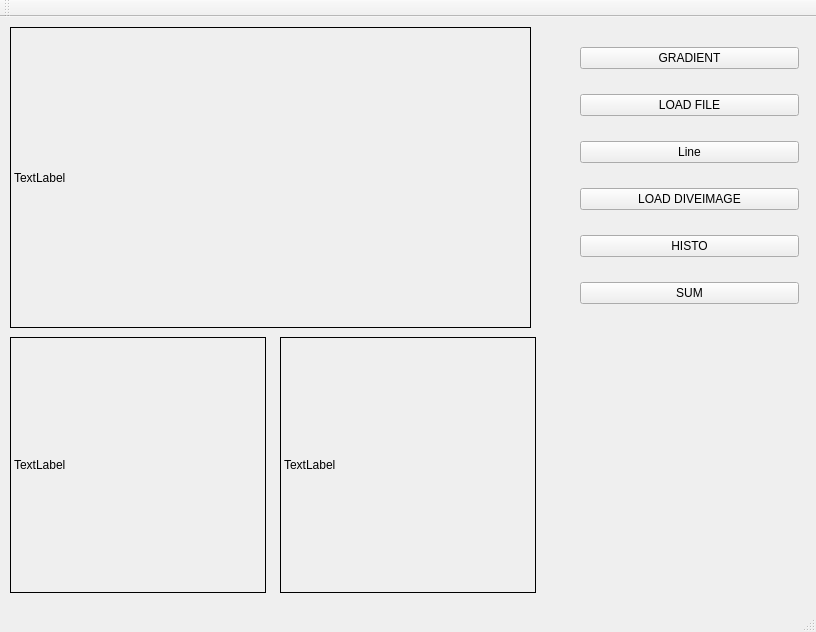
Above: tests.qt/tests_qt/app/mainwindow.ui from codex-tk/libcodex before the change. Below: the same form after it.
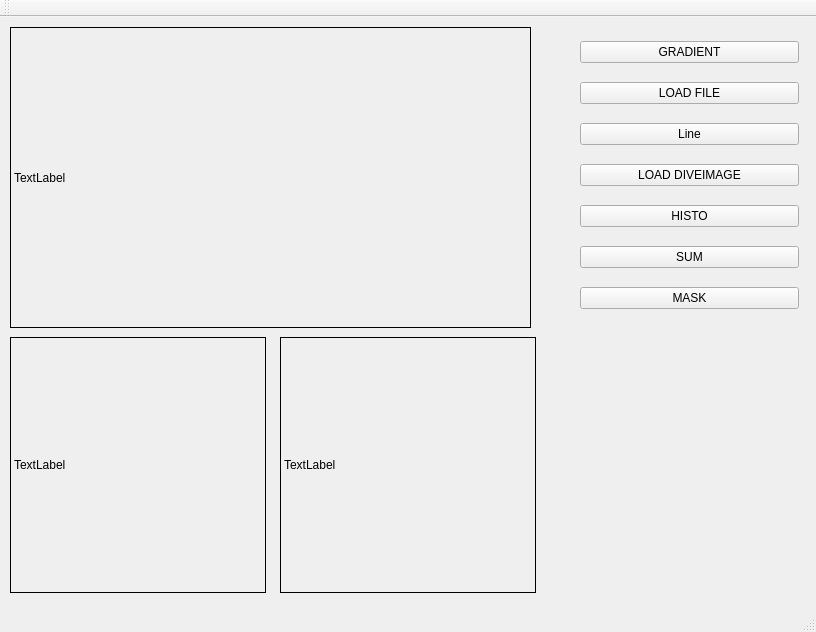
That is the form after the change.

The edit to the form file:
```diff
--- a/tests.qt/tests_qt/app/mainwindow.ui
+++ b/tests.qt/tests_qt/app/mainwindow.ui
@@ -114,6 +114,13 @@
        </property>
       </widget>
      </item>
+     <item>
+      <widget class="QPushButton" name="pushButton_7">
+       <property name="text">
+        <string>MASK</string>
+       </property>
+      </widget>
+     </item>
     </layout>
    </widget>
   </widget>
```
Left out of the diff: 2 changed lines with no effect on the pictures.
